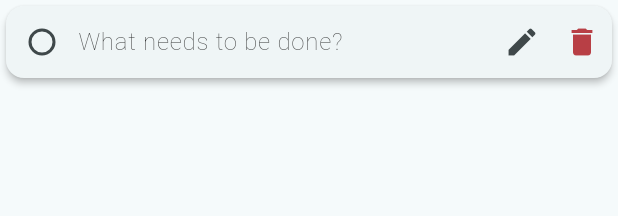
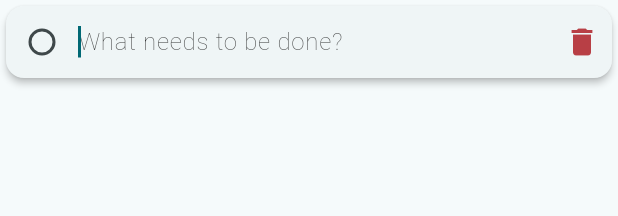
Before and after one commit to Oordii/flutter_copy_todoMVC, a Flutter app: the TodoRow widget shown alone on an empty page, opened directly with empty values, after a tap on the "edit" icon, on a phone screen of 412 x 824 dp. Shown: the top 216 px of the screen. Run offline on Flutter 3.47's test engine with Material 3 defaults, Android fonts, the phone set to English and light mode, and no system bars; our stand-ins replace auto_route, bloc, cloud_firestore, easy_localization, firebase_auth, firebase_core and 7 more; missing offline and left inert: flutter_facebook_auth; accounts and stored records are empty; Roboto replaces fonts that are missing (Helvetica Neue).

Commit message:
fix focusing and changing edited task

```diff
--- a/lib/widgets/todo_row.dart
+++ b/lib/widgets/todo_row.dart
@@ -1,3 +1,4 @@
+import 'package:copy_todo_mvc/cubits/editing_cubit.dart';
 import 'package:copy_todo_mvc/cubits/todo_list_cubit.dart';
 import 'package:copy_todo_mvc/models/app_color.dart';
 import 'package:copy_todo_mvc/models/task.dart';
@@ -23,14 +24,6 @@ class TodoRowState extends State<TodoRow> {
     super.initState();
     focusNode = FocusNode();
     _textEditingController = TextEditingController();
-
-    focusNode.addListener(() {
-      Future.delayed(Duration.zero, () {
-        if (!focusNode.hasPrimaryFocus) {
-          _submitText();
-        }
-      });
-    });
   }
 
   @override
@@ -40,23 +33,18 @@ class TodoRowState extends State<TodoRow> {
     super.dispose();
   }
 
-  void _submitText() {
-    final updatedTask = widget.task.copyWith(name: _textEditingController.text);
-    context.read<TodoListCubit>().updateTask(updatedTask);
-  }
-
   @override
   Widget build(BuildContext context) {
     _textEditingController.text = widget.task.name;
-    final state = context.watch<TodoListCubit>().state;
-    var isEditing = widget.task.id ==
-        state.maybeWhen(
-            success: (tasks, barIndex, editedTaskId) {
-              return editedTaskId;
+    final state = context.watch<EditingCubit>().state;
+    bool isEditing = state.maybeWhen(
+        editing: (editedTaskId) {
+          return widget.task.id == editedTaskId;
         },
-            orElse: () => null);
+        orElse: () => false);
 
     if (isEditing) {
+      // FocusManager.instance.primaryFocus?.unfocus();
       Future.delayed(Duration.zero, () {
         focusNode.requestFocus();
       });
@@ -78,19 +66,35 @@ class TodoRowState extends State<TodoRow> {
                 RoundedRectangleBorder(borderRadius: BorderRadius.circular(25)),
           ),
           Expanded(
-            child: TextField(
+            child: !isEditing
+                ? Text(
+                    widget.task.name.isNotEmpty
+                        ? widget.task.name
+                        : 'todo_hint'.tr(),
+                    style: widget.task.name.isEmpty
+                        ? Theme.of(context).textTheme.labelSmall
+                        : Theme.of(context).textTheme.bodySmall!.merge(
+                            TextStyle(
+                                color: widget.task.isCompleted
+                                    ? Theme.of(context).dividerColor
+                                    : null,
+                                decoration: widget.task.isCompleted
+                                    ? TextDecoration.lineThrough
+                                    : TextDecoration.none)),
+                  )
+                : TextField(
                     keyboardType: TextInputType.multiline,
                     maxLines: null,
                     focusNode: focusNode,
                     controller: _textEditingController,
-              onTapOutside: (PointerDownEvent event) {
-                FocusManager.instance.primaryFocus?.unfocus();
-              },
-              onSubmitted: (value) {
-                _submitText();
+                    onTapOutside: (PointerDownEvent event) async {
+                      context.read<EditingCubit>().setEditedTaskId(null);
+                      await context.read<TodoListCubit>().updateTask(widget.task
+                          .copyWith(name: _textEditingController.text));
                     },
                     enabled: isEditing,
-              style: Theme.of(context).textTheme.bodySmall!.merge(TextStyle(
+                    style: Theme.of(context).textTheme.bodySmall!.merge(
+                        TextStyle(
                             color: widget.task.isCompleted
                                 ? Theme.of(context).dividerColor
                                 : null,
@@ -105,21 +109,21 @@ class TodoRowState extends State<TodoRow> {
           ),
           Row(
             children: [
-              if (isEditing) ...{
-                const IconButton(
-                    visualDensity: VisualDensity.compact,
-                    onPressed: null,
-                    icon: Icon(Icons.done)),
-              } else ...{
-                IconButton(
+              Visibility(
+                visible: !isEditing,
+                child: IconButton(
                     visualDensity: VisualDensity.compact,
                     onPressed: () {
+                      if (context.mounted) {
+                        Future.delayed(const Duration(milliseconds: 40), () {
                           context
-                          .read<TodoListCubit>()
-                          .setEditedEntryKey(widget.task.id);
+                              .read<EditingCubit>()
+                              .setEditedTaskId(widget.task.id);
+                        });
+                      }
                     },
                     icon: const Icon(Icons.edit)),
-              },
+              ),
               IconButton(
                 visualDensity: VisualDensity.compact,
                 onPressed: () {
```
Lines whose indentation alone changed are shown as unchanged.
